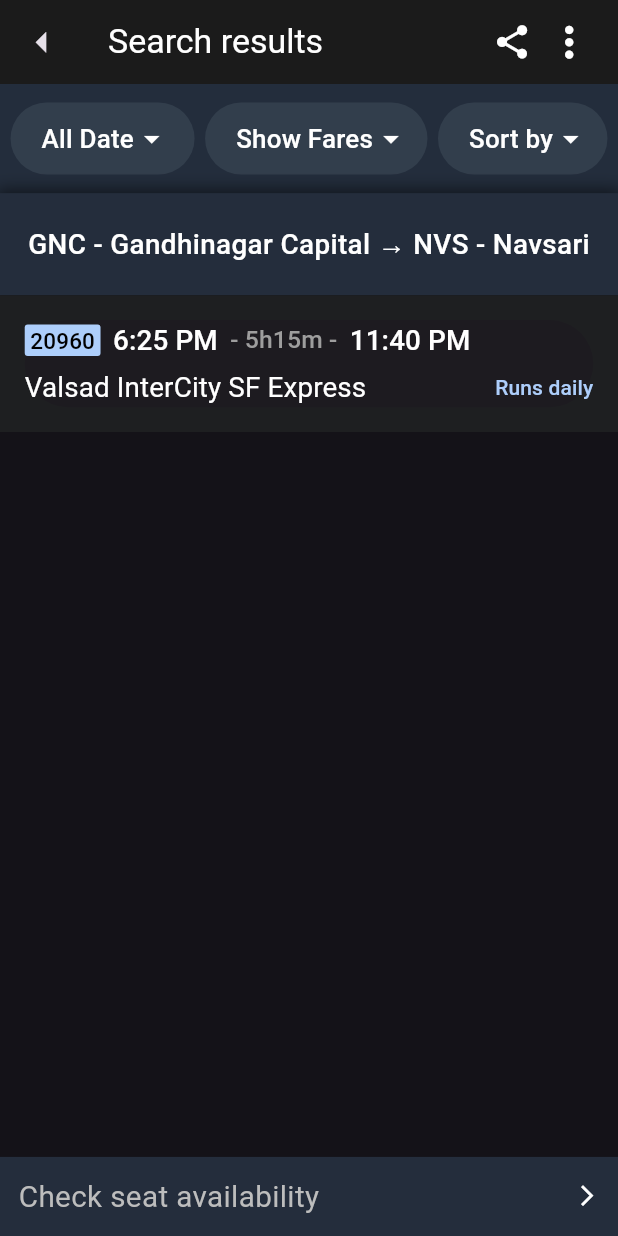
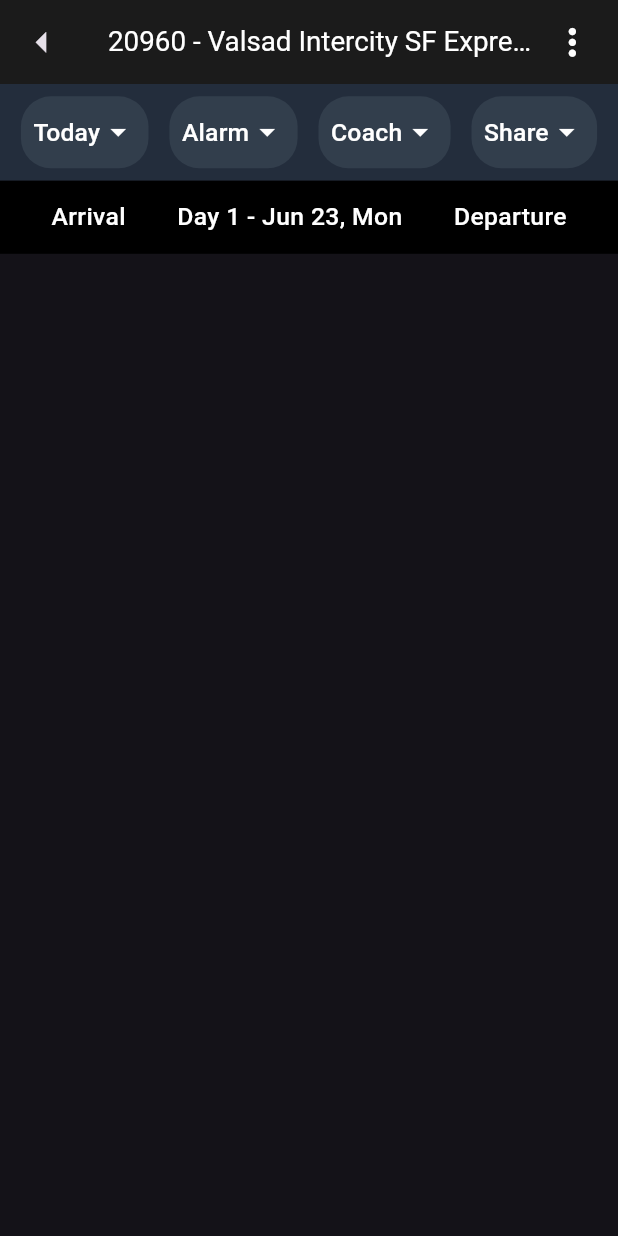
Before and after one commit to AnshMNSoni/Where-is-my-Train-Clone, a Flutter app: the TrainRoutePage screen opened directly, after a tap on "20960", on a phone screen of 412 x 824 dp. Run offline on Flutter 3.47's test engine with Material 3 defaults, Android fonts, the phone set to English and light mode, and no system bars; our stand-ins replace animated_splash_screen.

Commit message:
half traintracking done

```diff
--- a/app_clone/lib/pages/trainroutes.dart
+++ b/app_clone/lib/pages/trainroutes.dart
@@ -1,3 +1,4 @@
+import 'package:app_clone/pages/traintracking.dart';
 import 'package:flutter/material.dart';
 import 'package:app_clone/utils/colors.dart';
 
@@ -208,7 +209,14 @@ class _TrainRoutePageState extends State<TrainRoutePage> {
                     padding: EdgeInsets.zero,
                     elevation: 0,
                   ),
-                  onPressed: () {},
+                  onPressed: () {
+                    Navigator.push(
+                      context,
+                      MaterialPageRoute(
+                        builder: (context) => TrainTrackingPage(),
+                      )
+                    );
+                  },
                   child: Column(
                     children: [
                       Row(
--- /dev/null
+++ b/app_clone/lib/pages/traintracking.dart
@@ -0,0 +1,137 @@
+import 'package:flutter/material.dart';
+
+class TrainTrackingPage extends StatefulWidget {
+  const TrainTrackingPage({super.key});
+
+  @override
+  State<TrainTrackingPage> createState() => _TrainTrackingPageState();
+}
+
+class _TrainTrackingPageState extends State<TrainTrackingPage> {
+  @override
+  Widget build(BuildContext context) {
+    final double w = MediaQuery.of(context).size.width;
+    final double h = MediaQuery.of(context).size.height;
+
+    List<String> dropDownListItems = ['Today', 'Alarm', 'Coach', 'Share'];
+
+    return Scaffold(
+      appBar: AppBar(
+        leading: Icon(Icons.arrow_left, size: w * 0.08),
+        title: Row(
+          mainAxisAlignment: MainAxisAlignment.spaceBetween,
+          children: [
+            Flexible(
+              child: Text(
+                "20960 - Valsad Intercity SF Express",
+                overflow: TextOverflow.ellipsis,
+                style: TextStyle(
+                  color: Colors.white,
+                  fontSize: w * 0.045, // Scaled for responsiveness
+                  fontWeight: FontWeight.w400,
+                ),
+              ),
+            ),
+
+            SizedBox(width: w * 0.02),
+
+            Icon(Icons.more_vert, size: w * 0.07, color: Colors.white),
+          ],
+        ),
+        backgroundColor: const Color(0xFF1b1b1b),
+      ),
+      body: SafeArea(
+        child: Container(
+          width: w,
+          child: Column(
+            children: [
+              // Dropdown Row
+              Container(
+                width: w,
+                decoration: const BoxDecoration(color: Color(0xFF232d3c)),
+                padding: EdgeInsets.symmetric(vertical: h * 0.01),
+                child: Row(
+                  mainAxisAlignment: MainAxisAlignment.spaceEvenly,
+                  children: [
+                    for (
+                      int repeatitem = 0;
+                      repeatitem < dropDownListItems.length;
+                      repeatitem++
+                    )
+                      Flexible(
+                        child: Container(
+                          padding: EdgeInsets.symmetric(horizontal: w * 0.02),
+                          decoration: BoxDecoration(
+                            color: const Color(0xFF323e4c),
+                            borderRadius: BorderRadius.circular(20),
+                          ),
+                          child: DropdownButton<String>(
+                            underline: const SizedBox.shrink(),
+                            dropdownColor: const Color(0xFF1c1c1c),
+                            iconEnabledColor: Colors.white,
+                            iconDisabledColor: Colors.grey.shade600,
+                            value: dropDownListItems[repeatitem],
+                            items: <String>[dropDownListItems[repeatitem]].map((
+                              String value,
+                            ) {
+                              return DropdownMenuItem<String>(
+                                value: value,
+                                child: Text(
+                                  value,
+                                  style: TextStyle(
+                                    color: Colors.white,
+                                    fontSize: w * 0.04,
+                                  ),
+                                ),
+                              );
+                            }).toList(),
+                            onChanged: (_) {},
+                          ),
+                        ),
+                      ),
+                  ],
+                ),
+              ),
+
+              // Arrival/Departure Row
+              Container(
+                width: w,
+                padding: EdgeInsets.symmetric(vertical: h * 0.015),
+                decoration: const BoxDecoration(color: Colors.black),
+                child: Row(
+                  mainAxisAlignment: MainAxisAlignment.spaceEvenly,
+                  children: [
+                    Text(
+                      "Arrival",
+                      style: TextStyle(
+                        color: Colors.white,
+                        fontSize: w * 0.04,
+                        fontWeight: FontWeight.w500,
+                      ),
+                    ),
+                    Text(
+                      "Day 1 - Jun 23, Mon",
+                      style: TextStyle(
+                        color: Colors.white,
+                        fontSize: w * 0.04,
+                        fontWeight: FontWeight.w500,
+                      ),
+                    ),
+                    Text(
+                      "Departure",
+                      style: TextStyle(
+                        color: Colors.white,
+                        fontSize: w * 0.04,
+                        fontWeight: FontWeight.w500,
+                      ),
+                    ),
+                  ],
+                ),
+              ),
+            ],
+          ),
+        ),
+      ),
+    );
+  }
+}
```
